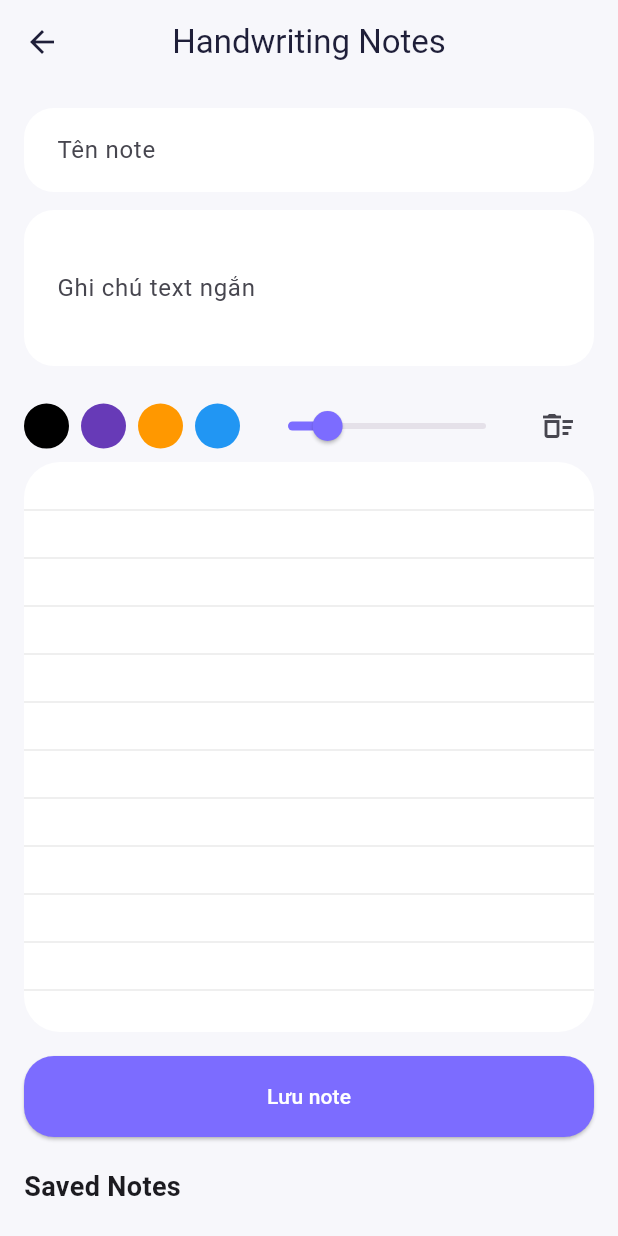
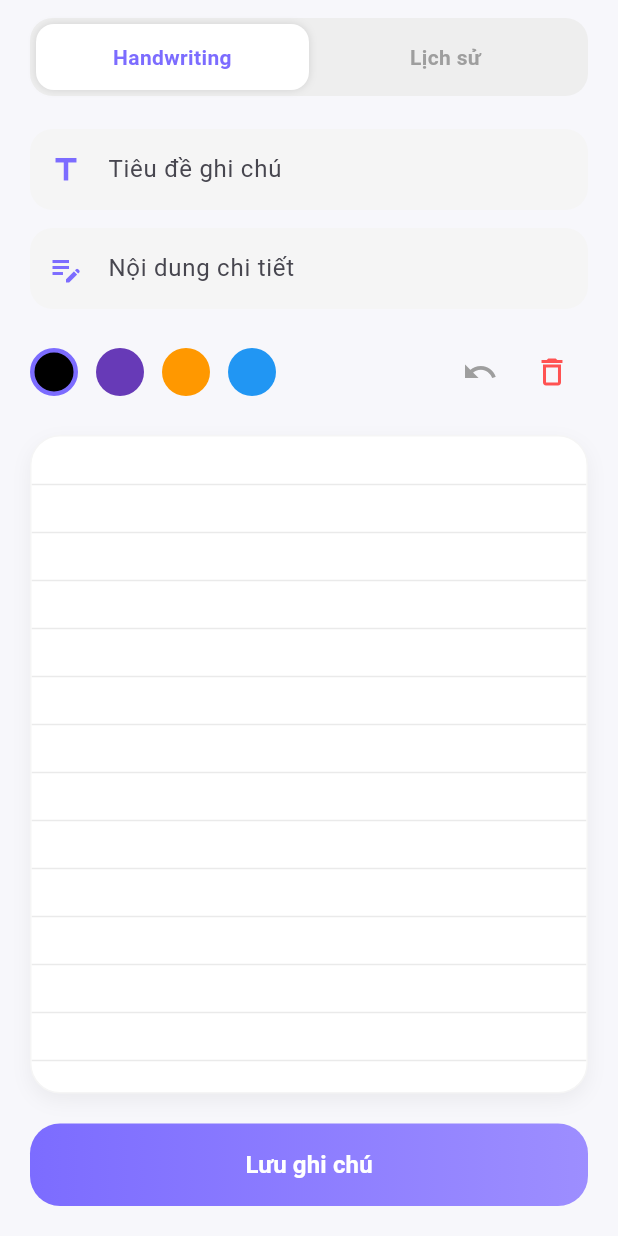
Before and after one commit to TLBTRAM/Learning-Card-App, a Flutter app: the HandwritingNoteScreen widget shown alone on an empty page, opened directly, on a phone screen of 412 x 824 dp. Run offline on Flutter 3.47's test engine with Material 3 defaults, Android fonts, the phone set to English and light mode, and no system bars; our stand-ins replace dio, flip_card, shared_preferences; accounts and stored records are empty; network calls fail.

Commit message:
Fix notes UI and add some features

```diff
--- /dev/null
+++ b/LearningCardApp/lib/screens/notes/handwriting_canvas_widget.dart
@@ -0,0 +1,151 @@
+import 'package:flutter/material.dart';
+import 'package:provider/provider.dart';
+import '../../models/note_model.dart';
+import '../../providers/note_provider.dart';
+
+class HandwritingCanvasWidget extends StatefulWidget {
+  final NoteModel? noteToLoad;
+  final VoidCallback onClearSelection;
+  const HandwritingCanvasWidget({super.key, this.noteToLoad, required this.onClearSelection});
+
+  @override
+  State<HandwritingCanvasWidget> createState() => _HandwritingCanvasWidgetState();
+}
+
+class _HandwritingCanvasWidgetState extends State<HandwritingCanvasWidget> {
+  final _titleController = TextEditingController();
+  final _contentController = TextEditingController();
+  final List<_StrokePath> _strokes = [];
+  _StrokePath? _currentStroke;
+  Color _selectedColor = Colors.black;
+  final double _strokeWidth = 4;
+  int? _editingNoteId;
+
+  @override
+  void didUpdateWidget(covariant HandwritingCanvasWidget oldWidget) {
+    super.didUpdateWidget(oldWidget);
+    if (widget.noteToLoad != null) _loadNote(widget.noteToLoad!);
+  }
+
+  void _loadNote(NoteModel note) {
+    _titleController.text = note.title;
+    _contentController.text = note.contentText;
+    _editingNoteId = note.id;
+    _strokes.clear();
+    _strokes.addAll(note.drawingData.map((item) {
+      final map = Map<String, dynamic>.from(item);
+      final points = (map['points'] as List<dynamic>)
+          .map((p) => Offset((p['x'] as num).toDouble(), (p['y'] as num).toDouble()))
+          .toList();
+      return _StrokePath(
+        points: points,
+        color: Color(int.parse(map['color'].toString().replaceAll('#', 'FF'), radix: 16)),
+        strokeWidth: (map['strokeWidth'] as num).toDouble(),
+      );
+    }));
+    setState(() {});
+  }
+
+  void _undo() => setState(() { if (_strokes.isNotEmpty) _strokes.removeLast(); });
+  void _clear() => setState(() => _strokes.clear());
+
+  Future<void> _saveNote() async {
+    final provider = context.read<NoteProvider>();
+    final note = await provider.saveNote(
+      id: _editingNoteId,
+      title: _titleController.text.trim().isEmpty ? 'Untitled' : _titleController.text.trim(),
+      contentText: _contentController.text.trim(),
+      drawingData: _strokes.map((s) => {
+        'points': s.points.map((p) => {'x': p.dx, 'y': p.dy}).toList(),
+        'color': '#${s.color.value.toRadixString(16).substring(2).toUpperCase()}',
+        'strokeWidth': s.strokeWidth,
+      }).toList(),
+    );
+    if (mounted && note != null) {
+      ScaffoldMessenger.of(context).showSnackBar(const SnackBar(content: Text('Đã lưu!')));
+      widget.onClearSelection();
+    }
+  }
+
+  @override
+  Widget build(BuildContext context) {
+    return Column(
+      children: [
+        Padding(padding: const EdgeInsets.symmetric(horizontal: 20, vertical: 10), child: Column(children: [
+          _buildModernTextField(_titleController, "Tiêu đề ghi chú", Icons.title),
+          const SizedBox(height: 12),
+          _buildModernTextField(_contentController, "Nội dung chi tiết", Icons.edit_note),
+        ])),
+        Padding(padding: const EdgeInsets.symmetric(horizontal: 20, vertical: 8), child: Row(children: [
+          ...[Colors.black, Colors.deepPurple, Colors.orange, Colors.blue].map((c) => GestureDetector(
+            onTap: () => setState(() => _selectedColor = c),
+            child: Container(width: 32, height: 32, margin: const EdgeInsets.only(right: 12),
+                decoration: BoxDecoration(color: c, shape: BoxShape.circle,
+                    border: Border.all(color: _selectedColor == c ? const Color(0xFF7C6CFF) : Colors.transparent, width: 3))),
+          )),
+          const Spacer(),
+          IconButton(onPressed: _undo, icon: const Icon(Icons.undo, color: Colors.grey)),
+          IconButton(onPressed: _clear, icon: const Icon(Icons.delete_outline, color: Colors.redAccent)),
+        ])),
+        Expanded(child: Container(
+          margin: const EdgeInsets.symmetric(horizontal: 20, vertical: 10),
+          decoration: BoxDecoration(
+            color: Colors.white, borderRadius: BorderRadius.circular(20),
+            boxShadow: [BoxShadow(color: Colors.black.withOpacity(0.05), blurRadius: 10, offset: const Offset(0, 5))],
+            border: Border.all(color: Colors.grey.shade100),
+          ),
+          child: ClipRRect(
+            borderRadius: BorderRadius.circular(20),
+            child: GestureDetector(
+              onPanStart: (d) => setState(() => _strokes.add(_currentStroke = _StrokePath(points: [d.localPosition], color: _selectedColor, strokeWidth: _strokeWidth))),
+              onPanUpdate: (d) => setState(() => _currentStroke?.points.add(d.localPosition)),
+              child: CustomPaint(painter: _NotePainter(strokes: _strokes), child: const SizedBox.expand()),
+            ),
+          ),
+        )),
+        Container(
+          width: double.infinity, margin: const EdgeInsets.fromLTRB(20, 10, 20, 20),
+          decoration: BoxDecoration(borderRadius: BorderRadius.circular(20), gradient: const LinearGradient(colors: [Color(0xFF7C6CFF), Color(0xFF9D8EFF)])),
+          child: ElevatedButton(style: ElevatedButton.styleFrom(backgroundColor: Colors.transparent, shadowColor: Colors.transparent, padding: const EdgeInsets.symmetric(vertical: 16)),
+              onPressed: _saveNote, child: const Text('Lưu ghi chú', style: TextStyle(fontSize: 16, fontWeight: FontWeight.bold, color: Colors.white))),
+        )
+      ],
+    );
+  }
+
+  Widget _buildModernTextField(TextEditingController controller, String hint, IconData icon) {
+    return TextField(
+      controller: controller,
+      decoration: InputDecoration(
+        hintText: hint, filled: true, fillColor: Colors.grey[100],
+        prefixIcon: Icon(icon, color: const Color(0xFF7C6CFF)),
+        border: OutlineInputBorder(borderRadius: BorderRadius.circular(15), borderSide: BorderSide.none),
+        contentPadding: const EdgeInsets.symmetric(vertical: 15, horizontal: 20),
+      ),
+    );
+  }
+}
+
+class _StrokePath {
+  final List<Offset> points;
+  final Color color;
+  final double strokeWidth;
+  _StrokePath({required this.points, required this.color, required this.strokeWidth});
+}
+
+class _NotePainter extends CustomPainter {
+  final List<_StrokePath> strokes;
+  _NotePainter({required this.strokes});
+
+  @override
+  void paint(Canvas canvas, Size size) {
+    final guidePaint = Paint()..color = const Color(0xFFEAEAEA)..strokeWidth = 1;
+    for (double y = 32; y < size.height; y += 32) canvas.drawLine(Offset(0, y), Offset(size.width, y), guidePaint);
+    for (final stroke in strokes) {
+      final paint = Paint()..color = stroke.color..strokeWidth = stroke.strokeWidth..strokeCap = StrokeCap.round;
+      for (int i = 0; i < stroke.points.length - 1; i++) canvas.drawLine(stroke.points[i], stroke.points[i + 1], paint);
+    }
+  }
+  @override
+  bool shouldRepaint(covariant CustomPainter oldDelegate) => true;
+}
--- a/LearningCardApp/lib/screens/notes/handwriting_note_screen.dart
+++ b/LearningCardApp/lib/screens/notes/handwriting_note_screen.dart
@@ -1,159 +1,90 @@
 import 'package:flutter/material.dart';
 import 'package:provider/provider.dart';
-
+import '../../providers/note_provider.dart';
+import 'saved_notes_screen.dart';
 import '../../models/note_model.dart';
-import '../../providers/note_provider.dart';
+import 'handwriting_canvas_widget.dart';
 
 class HandwritingNoteScreen extends StatefulWidget {
-  const HandwritingNoteScreen({super.key});
+  final NoteModel? noteToLoad;
+  const HandwritingNoteScreen({super.key, this.noteToLoad});
 
   @override
   State<HandwritingNoteScreen> createState() => _HandwritingNoteScreenState();
 }
 
 class _HandwritingNoteScreenState extends State<HandwritingNoteScreen> {
-  final _titleController = TextEditingController();
-  final _contentController = TextEditingController();
-  final List<_StrokePath> _strokes = [];
-  _StrokePath? _currentStroke;
-  Color _selectedColor = Colors.black;
-  double _strokeWidth = 4;
-  int? _editingNoteId;
+  int _currentIndex = 0;
+  NoteModel? _editingNote;
 
   @override
-  void initState() {
-    super.initState();
-    WidgetsBinding.instance.addPostFrameCallback((_) {
-      context.read<NoteProvider>().loadNotes();
-    });
-  }
-
-  String _colorToHex(Color color) => '#${color.toARGB32().toRadixString(16).substring(2).toUpperCase()}';
-
-  Color _hexToColor(String hex) {
-    final clean = hex.replaceAll('#', '');
-    return Color(int.parse('FF$clean', radix: 16));
-  }
-
-  List<dynamic> _toJsonData() {
-    return _strokes
-        .map((stroke) => {
-              'points': stroke.points.map((point) => {'x': point.dx, 'y': point.dy}).toList(),
-              'color': _colorToHex(stroke.color),
-              'strokeWidth': stroke.strokeWidth,
-            })
-        .toList();
-  }
-
-  void _loadNote(NoteModel note) {
-    _titleController.text = note.title;
-    _contentController.text = note.contentText;
-    _editingNoteId = note.id;
-    _strokes
-      ..clear()
-      ..addAll(
-        note.drawingData.map((item) {
-          final map = Map<String, dynamic>.from(item);
-          final points = (map['points'] as List<dynamic>)
-              .map((point) => Offset((point['x'] as num).toDouble(), (point['y'] as num).toDouble()))
-              .toList();
-          return _StrokePath(points: points, color: _hexToColor(map['color'] ?? '#000000'), strokeWidth: (map['strokeWidth'] as num?)?.toDouble() ?? 4);
-        }),
-      );
-    setState(() {});
-  }
-
-  Future<void> _saveNote() async {
-    final provider = context.read<NoteProvider>();
-    final note = await provider.saveNote(
-      id: _editingNoteId,
-      title: _titleController.text.trim().isEmpty ? 'Untitled Note' : _titleController.text.trim(),
-      contentText: _contentController.text.trim(),
-      drawingData: _toJsonData(),
-    );
-    if (!mounted) return;
-    if (note != null) {
-      _editingNoteId = note.id;
-      ScaffoldMessenger.of(context).showSnackBar(const SnackBar(content: Text('Đã lưu note')));
+  void didUpdateWidget(covariant HandwritingNoteScreen oldWidget) {
+    super.didUpdateWidget(oldWidget);
+    if (widget.noteToLoad != null) {
+      setState(() {
+        _editingNote = widget.noteToLoad;
+        _currentIndex = 0;
+      });
     }
-  }
-
-  void _clearCanvas() {
-    _strokes.clear();
-    setState(() {});
   }
 
   @override
   Widget build(BuildContext context) {
-    final provider = context.watch<NoteProvider>();
-    return Scaffold(
-      appBar: AppBar(
-        title: const Text('Handwriting Notes'),
-      ),
-      body: ListView(
-        padding: const EdgeInsets.all(16),
+    return SafeArea(
+      child: Column(
         children: [
-          TextField(controller: _titleController, decoration: const InputDecoration(labelText: 'Tên note')),
-          const SizedBox(height: 12),
-          TextField(controller: _contentController, maxLines: 3, decoration: const InputDecoration(labelText: 'Ghi chú text ngắn')),
-          const SizedBox(height: 16),
-          Row(
-            children: [
-              ...[Colors.black, Colors.deepPurple, Colors.orange, Colors.blue].map(
-                (color) => GestureDetector(
-                  onTap: () => setState(() => _selectedColor = color),
-                  child: Container(
-                    width: 30,
-                    height: 30,
-                    margin: const EdgeInsets.only(right: 8),
-                    decoration: BoxDecoration(color: color, shape: BoxShape.circle, border: Border.all(color: _selectedColor == color ? Colors.black : Colors.transparent, width: 2)),
-                  ),
+          _buildCustomTabBar(),
+          Expanded(
+            child: IndexedStack(
+              index: _currentIndex,
+              children: [
+                HandwritingCanvasWidget(
+                  noteToLoad: _editingNote,
+                  onClearSelection: () => setState(() => _editingNote = null),
                 ),
-              ),
-              Expanded(
-                child: Slider(value: _strokeWidth, min: 2, max: 12, label: _strokeWidth.toStringAsFixed(0), onChanged: (value) => setState(() => _strokeWidth = value)),
-              ),
-              IconButton(onPressed: _clearCanvas, icon: const Icon(Icons.delete_sweep_outlined)),
-            ],
-          ),
-          Container(
-            height: 380,
-            decoration: BoxDecoration(color: Colors.white, borderRadius: BorderRadius.circular(24)),
-            child: GestureDetector(
-              onPanStart: (details) {
-                _currentStroke = _StrokePath(points: [details.localPosition], color: _selectedColor, strokeWidth: _strokeWidth);
-                _strokes.add(_currentStroke!);
-                setState(() {});
-              },
-              onPanUpdate: (details) {
-                _currentStroke?.points.add(details.localPosition);
-                setState(() {});
-              },
-              onPanEnd: (_) => _currentStroke = null,
-              child: CustomPaint(painter: _NotePainter(strokes: _strokes), child: const SizedBox.expand()),
+                SavedNotesScreen(onNoteTap: (note) {
+                  setState(() {
+                    _editingNote = note;
+                    _currentIndex = 0;
+                  });
+                }),
+              ],
             ),
           ),
-          const SizedBox(height: 16),
-          ElevatedButton(onPressed: _saveNote, child: const Text('Lưu note')),
-          const SizedBox(height: 20),
-          const Text('Saved Notes', style: TextStyle(fontSize: 18, fontWeight: FontWeight.bold)),
-          const SizedBox(height: 12),
-          if (provider.isLoading)
-            const Center(child: CircularProgressIndicator())
-          else if (provider.notes.isEmpty)
-            const Padding(padding: EdgeInsets.all(20), child: Text('Chưa có note nào.'))
-          else
-            ...provider.notes.map(
-              (note) => Card(
-                child: ListTile(
-                  title: Text(note.title),
-                  subtitle: Text(note.contentText.isEmpty ? 'Có dữ liệu Drawings Canvas' : note.contentText),
-                  onTap: () => _loadNote(note),
-                  trailing: IconButton(onPressed: () => context.read<NoteProvider>().deleteNote(note.id), icon: const Icon(Icons.delete_outline)),
-                ),
-              ),
-            ),
         ],
+      ),
+    );
+  }
+
+  Widget _buildCustomTabBar() {
+    return Container(
+      margin: const EdgeInsets.symmetric(horizontal: 20, vertical: 12),
+      padding: const EdgeInsets.all(4),
+      decoration: BoxDecoration(color: Colors.grey[200], borderRadius: BorderRadius.circular(15)),
+      child: Row(
+        children: [
+          _buildTabItem("Handwriting", 0),
+          _buildTabItem("Lịch sử", 1),
+        ],
+      ),
+    );
+  }
+
+  Widget _buildTabItem(String title, int index) {
+    bool isSelected = _currentIndex == index;
+    return Expanded(
+      child: GestureDetector(
+        onTap: () => setState(() => _currentIndex = index),
+        child: Container(
+          padding: const EdgeInsets.symmetric(vertical: 12),
+          decoration: BoxDecoration(
+            color: isSelected ? Colors.white : Colors.transparent,
+            borderRadius: BorderRadius.circular(12),
+            boxShadow: isSelected ? [BoxShadow(color: Colors.black12, blurRadius: 4)] : [],
+          ),
+          child: Text(title, textAlign: TextAlign.center,
+              style: TextStyle(fontWeight: FontWeight.bold, color: isSelected ? const Color(0xFF7C6CFF) : Colors.grey)),
+        ),
       ),
     );
   }
--- /dev/null
+++ b/LearningCardApp/lib/screens/notes/saved_notes_screen.dart
@@ -0,0 +1,47 @@
+import 'package:flutter/material.dart';
+import 'package:provider/provider.dart';
+import '../../providers/note_provider.dart';
+import '../../models/note_model.dart';
+
+class SavedNotesScreen extends StatelessWidget {
+  final Function(NoteModel) onNoteTap;
+  const SavedNotesScreen({super.key, required this.onNoteTap});
+
+  @override
+  Widget build(BuildContext context) {
+    return Consumer<NoteProvider>(
+      builder: (context, provider, child) {
+        final notes = provider.notes;
+        if (notes.isEmpty) {
+          return const Center(child: Text("Chưa có ghi chú nào", style: TextStyle(color: Colors.grey)));
+        }
+
+        return ListView.builder(
+          padding: const EdgeInsets.symmetric(horizontal: 20, vertical: 10),
+          itemCount: notes.length,
+          itemBuilder: (context, index) {
+            final note = notes[index];
+            return Container(
+              margin: const EdgeInsets.only(bottom: 16),
+              decoration: BoxDecoration(
+                color: Colors.white,
+                borderRadius: BorderRadius.circular(20),
+                boxShadow: [BoxShadow(color: Colors.black.withOpacity(0.04), blurRadius: 10, offset: const Offset(0, 4))],
+              ),
+              child: ListTile(
+                contentPadding: const EdgeInsets.symmetric(horizontal: 20, vertical: 8),
+                title: Text(note.title, style: const TextStyle(fontWeight: FontWeight.bold, fontSize: 16)),
+                subtitle: Text(note.contentText, maxLines: 1, overflow: TextOverflow.ellipsis),
+                trailing: IconButton(
+                  icon: const Icon(Icons.delete_outline, color: Colors.redAccent),
+                  onPressed: () => provider.deleteNote(note.id),
+                ),
+                onTap: () => onNoteTap(note),
+              ),
+            );
+          },
+        );
+      },
+    );
+  }
+}
```
Also changed, not shown: LearningCardApp/lib/screens/notes/note_container_screen.dart (added, +59 -0 lines).
